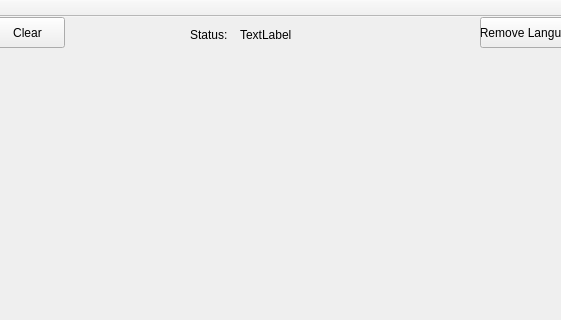
Old version of the form mainwindow.ui in the repository TZer0/Translate; both pictures show x 230 to 791 and y 0 to 320 of the 906 by 860 pixel window.
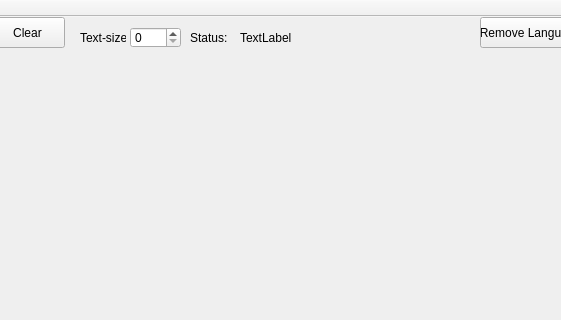
New version of the form.

Commit message: Size-adjustment now available.

```diff
--- a/mainwindow.ui
+++ b/mainwindow.ui
@@ -86,7 +86,7 @@
       <x>420</x>
       <y>10</y>
       <width>46</width>
-      <height>16</height>
+      <height>21</height>
      </rect>
     </property>
     <property name="text">
@@ -99,7 +99,7 @@
       <x>470</x>
       <y>10</y>
       <width>241</width>
-      <height>16</height>
+      <height>21</height>
      </rect>
     </property>
     <property name="text">
@@ -171,6 +171,29 @@
      <string>Source</string>
     </property>
    </widget>
+   <widget class="QLabel" name="label_3">
+    <property name="geometry">
+     <rect>
+      <x>310</x>
+      <y>10</y>
+      <width>46</width>
+      <height>21</height>
+     </rect>
+    </property>
+    <property name="text">
+     <string>Text-size:</string>
+    </property>
+   </widget>
+   <widget class="QSpinBox" name="size">
+    <property name="geometry">
+     <rect>
+      <x>360</x>
+      <y>10</y>
+      <width>51</width>
+      <height>21</height>
+     </rect>
+    </property>
+   </widget>
   </widget>
   <widget class="QMenuBar" name="menuBar">
    <property name="geometry">
```
The commit also changes 2 other files.
